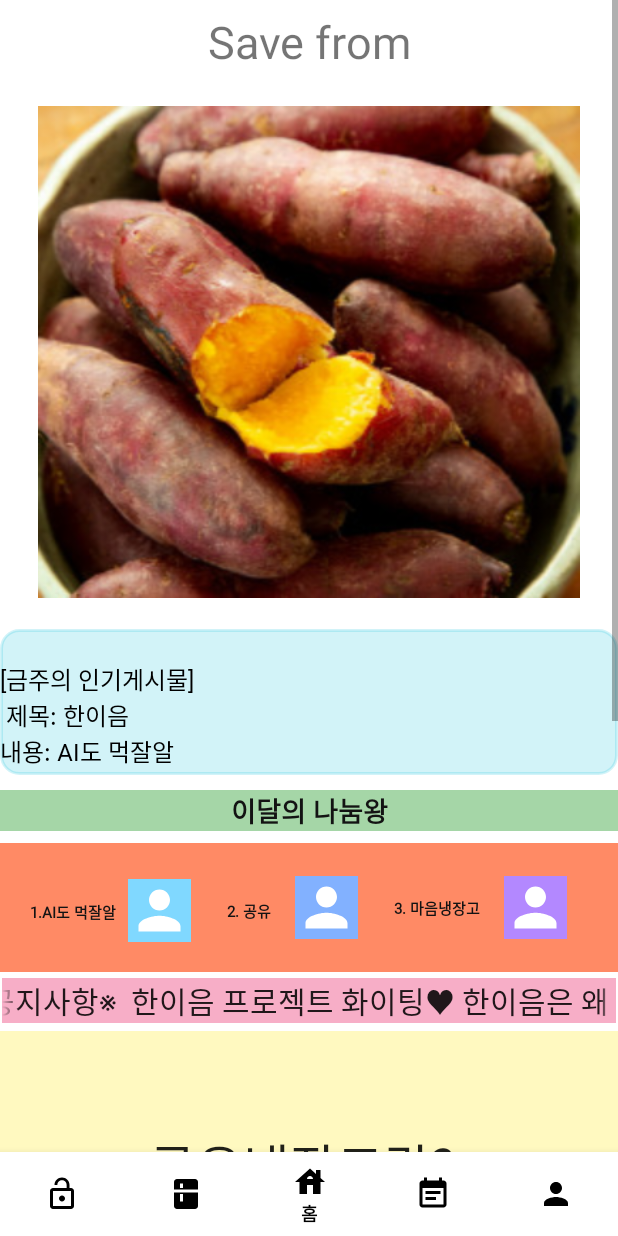
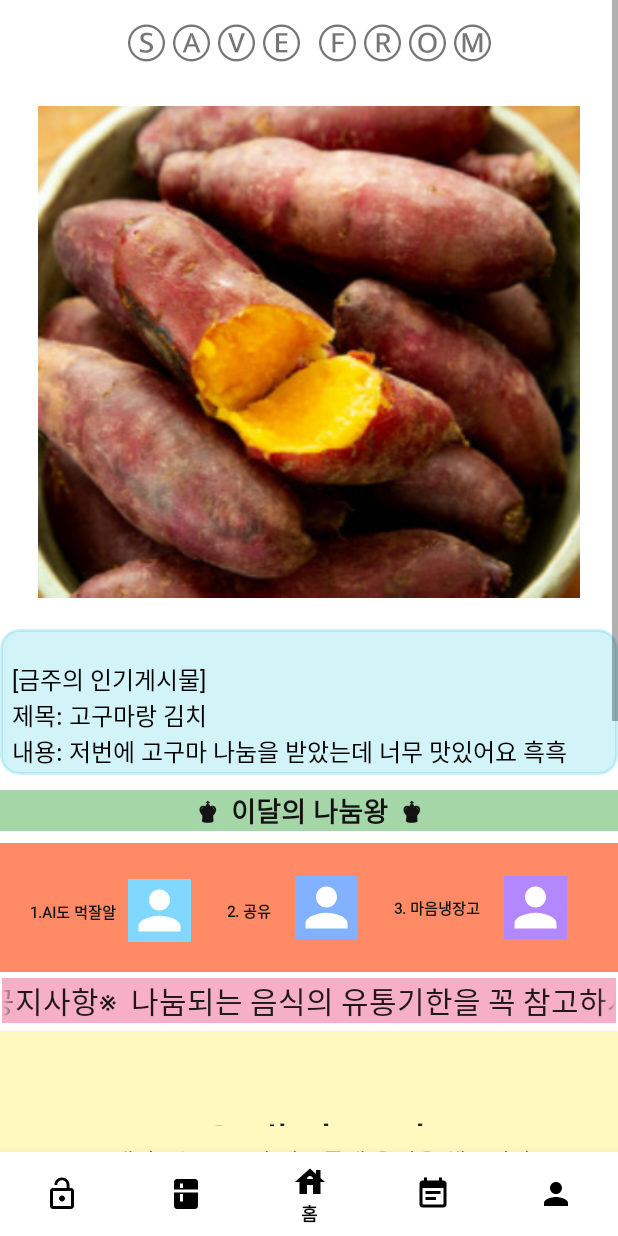
Before and after one commit to JaewookYeon/Hanium_demo, an Android app: the Frag3 screen opened directly, with no data from a screen before it, on a phone screen of 412 x 824 dp. Run offline under Robolectric (Android 15) with nearby library versions, the phone set to English and light mode, and no system bars; our stand-ins replace CircleImageView, Volley; network calls fail; pictures from the network do not load.

Commit message:
frag 3, 상단바 수정

```diff
--- a/app/src/main/res/layout/frag1.xml
+++ b/app/src/main/res/layout/frag1.xml
@@ -16,7 +16,7 @@
         <TextView
             android:layout_width="wrap_content"
             android:layout_height="wrap_content"
-            android:text="Save from"
+            android:text="ⓈⒶⓋⒺ ⒻⓇⓄⓂ"
             app:titleTextColor="@color/black"
             app:titleTextAppearance="@font/nanumsquareneobold"
             android:layout_gravity="center"
--- a/app/src/main/res/layout/frag2.xml
+++ b/app/src/main/res/layout/frag2.xml
@@ -23,7 +23,7 @@
             android:layout_width="wrap_content"
             android:layout_height="wrap_content"
             android:layout_gravity="center"
-            android:text="Save from"
+            android:text="ⓈⒶⓋⒺ ⒻⓇⓄⓂ"
             android:textSize="30sp"
             app:titleTextAppearance="@font/nanumsquareneobold"
             app:titleTextColor="@color/black" />
--- a/app/src/main/res/layout/frag3.xml
+++ b/app/src/main/res/layout/frag3.xml
@@ -22,7 +22,7 @@
             android:layout_width="wrap_content"
             android:layout_height="wrap_content"
             android:layout_gravity="center"
-            android:text="Save from"
+            android:text="ⓈⒶⓋⒺ ⒻⓇⓄⓂ"
             android:textSize="30sp"
             app:titleTextAppearance="@font/nanumsquareneobold"
             app:titleTextColor="@color/black" />
@@ -62,7 +62,7 @@
             android:layout_height="103dp"
             android:layout_marginBottom="204dp"
             android:background="#0000BCD4"
-            android:text="\n[금주의 인기게시물]\n 제목: 한이음\n내용: AI도 먹잘알\n작성자: 경아유혜림류민서킴"
+            android:text="\n  [금주의 인기게시물]\n  제목: 고구마랑 김치\n  내용: 저번에 고구마 나눔을 받았는데 너무 맛있어요 흑흑\n  작성자: 가문의영광굴비"
             android:fontFamily="@font/nanumsquareneoregular"
             android:textColor="#000000"
             android:textSize="16sp"
@@ -79,7 +79,7 @@
         android:drawableTint="#131313"
         android:fontFamily="@font/nanumsquareneoregular"
         android:gravity="center"
-        android:text="이달의 나눔왕"
+        android:text="♚  이달의 나눔왕  ♚"
         android:textColor="#131313"
         android:textSize="18sp"
         android:textStyle="bold"
@@ -201,7 +201,7 @@
         android:fontFamily="@font/nanumsquareneoregular"
         android:marqueeRepeatLimit="marquee_forever"
         android:singleLine="true"
-        android:text=" ※공지사항※  한이음 프로젝트 화이팅♥ 한이음은 왜 한이음일까 가나다라마바사 에헤이"
+        android:text=" ※공지사항※  나눔되는 음식의 유통기한을 꼭 참고하시기 바랍니다."
         android:textAppearance="@style/TextAppearance.AppCompat.Body2"
         android:textSize="20sp" />
 
@@ -217,44 +217,42 @@
         <TextView
             android:id="@+id/textView3"
             android:layout_width="213dp"
-            android:layout_height="53dp"
+            android:layout_height="0dp"
             android:layout_marginTop="50dp"
-            android:layout_marginBottom="184dp"
+            android:layout_marginBottom="11dp"
             android:fontFamily="@font/nanumsquareneoregular"
             android:text="공유냉장고란?"
             android:textAppearance="@style/TextAppearance.AppCompat.Body2"
             android:textSize="34sp"
-            app:layout_constraintBottom_toTopOf="@+id/imageView4"
+            app:layout_constraintBottom_toTopOf="@+id/textView5"
             app:layout_constraintEnd_toEndOf="parent"
             app:layout_constraintStart_toStartOf="parent"
             app:layout_constraintTop_toTopOf="parent" />
 
         <TextView
             android:id="@+id/textView5"
-            android:layout_width="276dp"
-            android:layout_height="114dp"
-            android:layout_marginStart="38dp"
-            android:layout_marginTop="32dp"
-            android:layout_marginEnd="38dp"
-            android:layout_marginBottom="158dp"
-            android:text="공유냉장고는 누구나 자유롭게 음식을 채우거나 가져갈 수 있는 냉장고입니다. 음식과 식재료를 넣어두면 필요한 사람은 무료로 가져갈 수 있어요. 공유냉장고를 이용하면 버려지는 음식을 줄이고, 취약계층에게도 도움이 된답니다."
+            android:layout_width="330dp"
+            android:layout_height="wrap_content"
+            android:layout_marginStart="40dp"
+            android:layout_marginEnd="40dp"
+            android:layout_marginBottom="284dp"
             android:fontFamily="@font/nanumsquareneoregular"
+            android:text=" 공유냉장고는 누구나 자유롭게 음식을 채우거나 가져갈 수 있는 냉장고입니다.\n\n 음식과 식재료를 넣어두면 필요한 사람은 무료로 가져갈 수 있어요.\n\n 공유냉장고를 이용하면 버려지는 음식을 줄이고, 취약계층에게도 도움이 된답니다."
+            android:textSize="16sp"
             app:layout_constraintBottom_toBottomOf="parent"
             app:layout_constraintEnd_toEndOf="parent"
-            app:layout_constraintHorizontal_bias="0.75"
             app:layout_constraintStart_toStartOf="parent"
-            app:layout_constraintTop_toBottomOf="@+id/textView3"
-            app:layout_constraintVertical_bias="0.073" />
+            app:layout_constraintTop_toBottomOf="@+id/textView3" />
 
         <ImageView
             android:id="@+id/imageView4"
             android:layout_width="wrap_content"
             android:layout_height="wrap_content"
-            android:layout_marginBottom="31dp"
             app:layout_constraintBottom_toBottomOf="parent"
-            app:layout_constraintEnd_toEndOf="parent"
-            app:layout_constraintStart_toStartOf="parent"
-            app:layout_constraintTop_toBottomOf="@+id/textView3"
+            app:layout_constraintEnd_toEndOf="@+id/textView5"
+            app:layout_constraintHorizontal_bias="0.48"
+            app:layout_constraintStart_toStartOf="@+id/textView5"
+            app:layout_constraintTop_toBottomOf="@+id/textView5"
             app:srcCompat="@drawable/refrigerator" />
 
     </androidx.constraintlayout.widget.ConstraintLayout>
--- a/app/src/main/res/layout/frag4.xml
+++ b/app/src/main/res/layout/frag4.xml
@@ -18,7 +18,7 @@
         <TextView
             android:layout_width="wrap_content"
             android:layout_height="wrap_content"
-            android:text="Save from"
+            android:text="ⓈⒶⓋⒺ ⒻⓇⓄⓂ"
             app:titleTextColor="@color/black"
             app:titleTextAppearance="@font/nanumsquareneobold"
             android:layout_gravity="center"
--- a/app/src/main/res/layout/frag5.xml
+++ b/app/src/main/res/layout/frag5.xml
@@ -20,7 +20,7 @@
             <TextView
                 android:layout_width="wrap_content"
                 android:layout_height="wrap_content"
-                android:text="Save from"
+                android:text="ⓈⒶⓋⒺ ⒻⓇⓄⓂㅅ"
                 app:titleTextColor="@color/black"
                 app:titleTextAppearance="@font/nanumsquareneobold"
                 android:layout_gravity="center"
```
